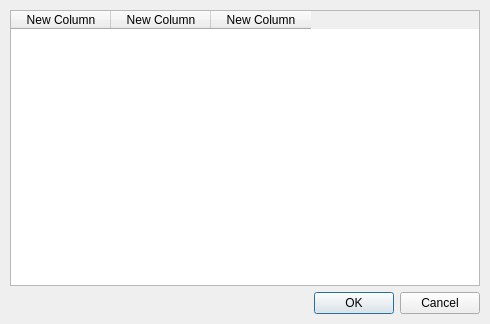
Above: ui/multiselectiondialog.ui from aarnt/octopi before the change. Below: the same form after it.
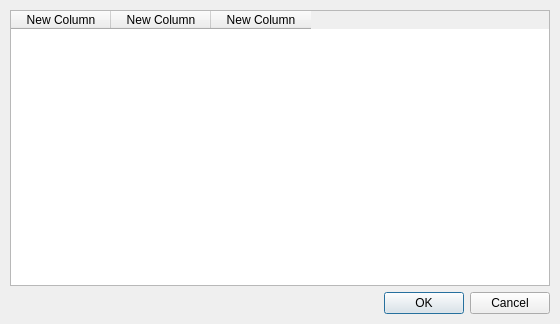
That is the form after the change.

The edit to the form file:
```diff
--- a/ui/multiselectiondialog.ui
+++ b/ui/multiselectiondialog.ui
@@ -12,13 +12,13 @@
    <rect>
     <x>0</x>
     <y>0</y>
-    <width>490</width>
+    <width>560</width>
     <height>324</height>
    </rect>
   </property>
   <property name="maximumSize">
    <size>
-    <width>490</width>
+    <width>560</width>
     <height>324</height>
    </size>
   </property>
```
